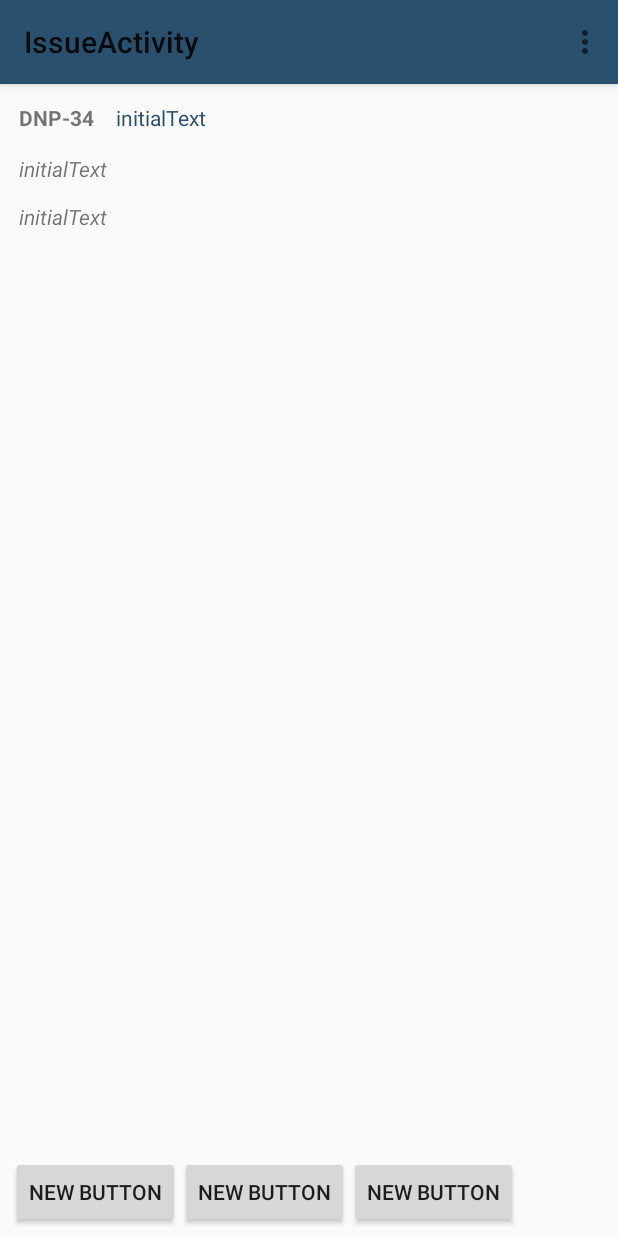
After one commit to MgCoders/boro, an Android app: the IssueActivity screen opened directly, with no data from a screen before it, on a phone screen of 412 x 824 dp. The commit adds this screen. Run offline under Robolectric (Android 15) with nearby library versions, the phone set to English and light mode, and no system bars; 1 statement that could not run was skipped.

Commit message:
IssueActivity

```diff
--- a/app/build.gradle
+++ b/app/build.gradle
@@ -24,9 +24,10 @@ android {
 
 dependencies {
     compile fileTree(dir: 'libs', include: ['*.jar'])
-    compile 'com.android.support:appcompat-v7:22.1.0'
-    compile 'com.android.support:cardview-v7:22.1.0'
-    compile 'com.android.support:recyclerview-v7:22.1.0'
+    compile 'com.android.support:appcompat-v7:22.1.1'
+    compile 'com.android.support:cardview-v7:22.1.1'
+    compile 'com.android.support:recyclerview-v7:22.1.1'
     compile 'com.google.android.gms:play-services:7.0.0'
     compile 'org.immutables:gson:2.0.9'
+    compile 'com.android.support:support-v4:22.1.1'
 }
--- a/app/src/main/AndroidManifest.xml
+++ b/app/src/main/AndroidManifest.xml
@@ -15,20 +15,31 @@
         android:theme="@style/AppTheme">
         <activity
             android:name=".MainActivity"
-            android:label="@string/app_name">
-
-        </activity>
+            android:label="@string/app_name"></activity>
         <activity
             android:name=".LoginActivity"
             android:label="@string/title_activity_login"
             android:windowSoftInputMode="adjustResize|stateVisible">
-
             <intent-filter>
                 <action android:name="android.intent.action.MAIN" />
 
                 <category android:name="android.intent.category.LAUNCHER" />
             </intent-filter>
         </activity>
+        <activity
+            android:name=".IssueActivity"
+            android:label="@string/title_activity_issue"></activity>
+        <activity
+            android:name=".xmlp.ItemeListActivity"
+            android:label="@string/title_iteme_list"></activity>
+        <activity
+            android:name=".xmlp.ItemeDetailActivity"
+            android:label="@string/title_iteme_detail"
+            android:parentActivityName=".xmlp.ItemeListActivity">
+            <meta-data
+                android:name="android.support.PARENT_ACTIVITY"
+                android:value="uy.mgcoders.boro.xmlp.ItemeListActivity" />
+        </activity>
     </application>
 
 </manifest>
--- /dev/null
+++ b/app/src/main/java/uy/mgcoders/boro/IssueActivity.java
@@ -0,0 +1,51 @@
+package uy.mgcoders.boro;
+
+import android.os.Bundle;
+import android.support.v7.app.ActionBarActivity;
+import android.support.v7.widget.Toolbar;
+import android.view.Menu;
+import android.view.MenuItem;
+
+import uy.mgcoders.boro.objects.Issue;
+
+
+public class IssueActivity extends ActionBarActivity {
+
+    private Toolbar toolbar;
+    private Issue mIssue;
+
+    @Override
+    protected void onCreate(Bundle savedInstanceState) {
+        super.onCreate(savedInstanceState);
+        setContentView(R.layout.activity_issue);
+
+        toolbar = (Toolbar) findViewById(R.id.tool_bar); // Attaching the layout to the toolbar object
+        setSupportActionBar(toolbar);
+
+        Bundle b = getIntent().getExtras();
+        mIssue = (Issue) b.getSerializable("selectedIssue");
+    }
+
+
+    @Override
+    public boolean onCreateOptionsMenu(Menu menu) {
+        // Inflate the menu; this adds items to the action bar if it is present.
+        getMenuInflater().inflate(R.menu.menu_issue, menu);
+        return true;
+    }
+
+    @Override
+    public boolean onOptionsItemSelected(MenuItem item) {
+        // Handle action bar item clicks here. The action bar will
+        // automatically handle clicks on the Home/Up button, so long
+        // as you specify a parent activity in AndroidManifest.xml.
+        int id = item.getItemId();
+
+        //noinspection SimplifiableIfStatement
+        if (id == R.id.action_settings) {
+            return true;
+        }
+
+        return super.onOptionsItemSelected(item);
+    }
+}
--- a/app/src/main/java/uy/mgcoders/boro/MainActivity.java
+++ b/app/src/main/java/uy/mgcoders/boro/MainActivity.java
@@ -1,5 +1,6 @@
 package uy.mgcoders.boro;
 
+import android.content.Intent;
 import android.os.AsyncTask;
 import android.os.Bundle;
 import android.support.v7.app.ActionBarActivity;
@@ -10,7 +11,6 @@ import android.util.Log;
 import android.view.Menu;
 import android.view.MenuItem;
 import android.view.View;
-import android.widget.Toast;
 
 import java.util.ArrayList;
 import java.util.List;
@@ -48,7 +48,12 @@ public class MainActivity extends ActionBarActivity {
         mRecyclerView.addOnItemTouchListener(new RecyclerItemClickListener(getBaseContext(), mRecyclerView, new RecyclerItemClickListener.OnItemClickListener() {
             @Override
             public void onItemClick(View view, int position) {
-                Toast.makeText(view.getContext(), "position = " + position, Toast.LENGTH_SHORT).show();
+                //Toast.makeText(view.getContext(), "position = " + position, Toast.LENGTH_SHORT).show();
+                Intent intent = new Intent(MainActivity.this, IssueActivity.class);
+                Bundle b = new Bundle();
+                b.putSerializable("selectedIssue", mAdapter.getItem(position)); //TODO: no me gusta mucho traer el issue así.
+                intent.putExtras(b);
+                startActivity(intent);
             }
 
             @Override
--- a/app/src/main/java/uy/mgcoders/boro/objects/Issue.java
+++ b/app/src/main/java/uy/mgcoders/boro/objects/Issue.java
@@ -1,9 +1,11 @@
 package uy.mgcoders.boro.objects;
+
+import java.io.Serializable;
 
 /**
  * Created by r on 24/04/15.
  */
-public class Issue {
+public class Issue implements Serializable {
 
     String numberInProject;
     String summary;
--- a/app/src/main/java/uy/mgcoders/boro/util/IssueAdapter.java
+++ b/app/src/main/java/uy/mgcoders/boro/util/IssueAdapter.java
@@ -37,6 +37,10 @@ public class IssueAdapter extends RecyclerView.Adapter<RecyclerViewHolder> {
         notifyItemRemoved(position);
     }
 
+    public Issue getItem(int position) {
+        return mIssues.get(position);
+    }
+
     @Override
     public int getItemCount() {
         return mIssues.size();
--- /dev/null
+++ b/app/src/main/res/layout/activity_issue.xml
@@ -0,0 +1,88 @@
+<RelativeLayout xmlns:android="http://schemas.android.com/apk/res/android"
+    xmlns:tools="http://schemas.android.com/tools"
+    android:layout_width="match_parent"
+    android:layout_height="match_parent"
+    tools:context="uy.mgcoders.boro.IssueActivity">
+
+    <include
+        android:id="@+id/tool_bar"
+        layout="@layout/tool_bar"></include>
+
+    <RelativeLayout
+        android:layout_width="fill_parent"
+        android:layout_height="fill_parent"
+        android:layout_below="@+id/tool_bar"
+        android:padding="5dp">
+
+        <TextView
+            android:id="@+id/issue_name"
+            android:layout_width="wrap_content"
+            android:layout_height="wrap_content"
+            android:layout_margin="2dp"
+            android:clickable="false"
+            android:padding="5dp"
+            android:singleLine="false"
+            android:text="DNP-34"
+            android:textStyle="bold" />
+
+        <TextView
+            android:id="@+id/issue_state"
+            android:layout_width="wrap_content"
+            android:layout_height="wrap_content"
+            android:layout_alignParentStart="false"
+            android:layout_margin="2dp"
+            android:layout_toRightOf="@+id/issue_name"
+            android:padding="5dp"
+            android:text="initialText"
+            android:textColor="@color/ColorPrimary" />
+
+        <TextView
+            android:id="@+id/issue_summary"
+            android:layout_width="wrap_content"
+            android:layout_height="wrap_content"
+            android:layout_below="@+id/issue_state"
+            android:layout_margin="2dp"
+            android:padding="5dp"
+            android:text="initialText"
+            android:textStyle="italic" />
+
+        <TextView
+            android:id="@+id/issue_description"
+            android:layout_width="wrap_content"
+            android:layout_height="wrap_content"
+            android:layout_alignLeft="@+id/issue_summary"
+            android:layout_alignStart="@+id/issue_summary"
+            android:layout_below="@+id/issue_summary"
+            android:padding="5dp"
+            android:text="initialText"
+            android:textStyle="italic" />
+
+        <Button
+            android:id="@+id/button"
+            android:layout_width="wrap_content"
+            android:layout_height="wrap_content"
+            android:layout_alignParentBottom="true"
+            android:layout_alignStart="@+id/issue_description"
+            android:text="New Button" />
+
+        <Button
+            android:id="@+id/button2"
+            android:layout_width="wrap_content"
+            android:layout_height="wrap_content"
+            android:layout_alignParentBottom="true"
+            android:layout_centerVertical="true"
+            android:layout_toEndOf="@+id/button"
+            android:gravity="center_vertical"
+            android:text="New Button" />
+
+        <Button
+            android:id="@+id/button3"
+            android:layout_width="wrap_content"
+            android:layout_height="wrap_content"
+            android:layout_alignBottom="@+id/button2"
+            android:layout_toEndOf="@+id/button2"
+            android:layout_toRightOf="@+id/button2"
+            android:text="New Button" />
+    </RelativeLayout>
+
+</RelativeLayout>
--- /dev/null
+++ b/app/src/main/res/menu/menu_issue.xml
@@ -0,0 +1,10 @@
+<menu xmlns:android="http://schemas.android.com/apk/res/android"
+    xmlns:app="http://schemas.android.com/apk/res-auto"
+    xmlns:tools="http://schemas.android.com/tools"
+    tools:context="uy.mgcoders.boro.IssueActivity">
+    <item
+        android:id="@+id/action_settings"
+        android:orderInCategory="100"
+        android:title="@string/action_settings"
+        app:showAsAction="never" />
+</menu>
--- a/app/src/main/res/values/strings.xml
+++ b/app/src/main/res/values/strings.xml
@@ -4,4 +4,7 @@
     <string name="hello_world">Hello world!</string>
     <string name="action_settings">Settings</string>
     <string name="error_invalid_host">Invalid Host</string>
+    <string name="title_activity_issue">IssueActivity</string>
+    <string name="title_iteme_list">Itemes</string>
+    <string name="title_iteme_detail">Iteme Detail</string>
 </resources>
```
Also changed, not shown: 1 other file.
